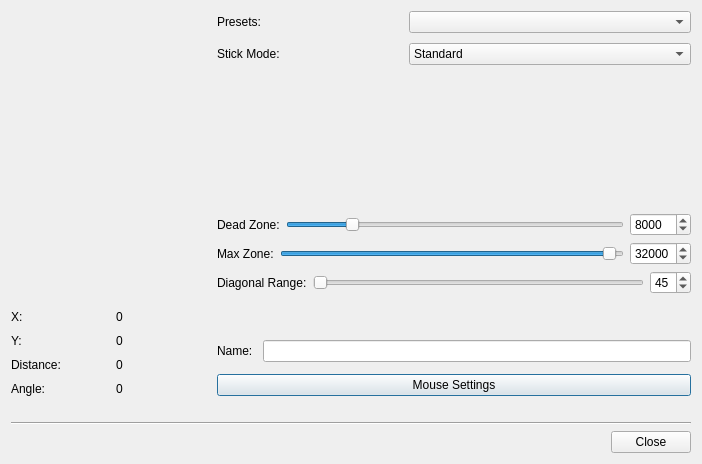
Qt form src/joycontrolstickeditdialog.ui (AntiMicroX/antimicrox) before a commit.
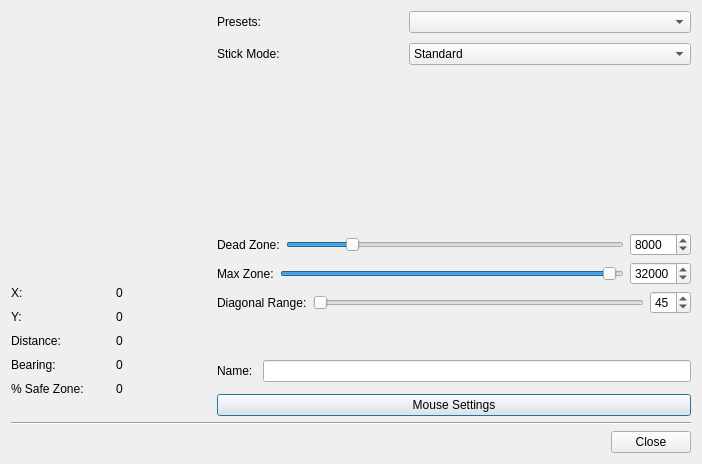
The same form after that commit. Icons and pictures are not drawn. Custom widgets are drawn as their Qt base class.

Commit message: Add display for sticks showing distance within safe zone

```diff
--- a/src/joycontrolstickeditdialog.ui
+++ b/src/joycontrolstickeditdialog.ui
@@ -37,12 +37,9 @@
   </property>
   <layout class="QVBoxLayout" name="verticalLayout_5">
    <item>
-    <layout class="QHBoxLayout" name="horizontalLayout_9">
+    <layout class="QHBoxLayout" name="horizontalLayout_10">
      <item>
       <layout class="QVBoxLayout" name="verticalLayout_3">
-       <property name="spacing">
-        <number>20</number>
-       </property>
        <item>
         <widget class="JoyControlStickStatusBox" name="stickStatusBoxWidget" native="true">
          <property name="sizePolicy">
@@ -199,7 +196,7 @@
               </sizepolicy>
              </property>
              <property name="text">
-              <string>Angle:</string>
+              <string>Bearing:</string>
              </property>
             </widget>
            </item>
@@ -218,8 +215,54 @@
            </item>
           </layout>
          </item>
+         <item>
+          <layout class="QHBoxLayout" name="horizontalLayout_9">
+           <item>
+            <widget class="QLabel" name="fromSafeZoneLabel">
+             <property name="sizePolicy">
+              <sizepolicy hsizetype="Preferred" vsizetype="Fixed">
+               <horstretch>0</horstretch>
+               <verstretch>0</verstretch>
+              </sizepolicy>
+             </property>
+             <property name="text">
+              <string>% Safe Zone:</string>
+             </property>
+            </widget>
+           </item>
+           <item>
+            <widget class="QLabel" name="fromSafeZoneValueLabel">
+             <property name="sizePolicy">
+              <sizepolicy hsizetype="Preferred" vsizetype="Fixed">
+               <horstretch>0</horstretch>
+               <verstretch>0</verstretch>
+              </sizepolicy>
+             </property>
+             <property name="text">
+              <string>0</string>
+             </property>
+            </widget>
+           </item>
+          </layout>
+         </item>
         </layout>
        </item>
+       <item>
+        <spacer name="verticalSpacer_4">
+         <property name="orientation">
+          <enum>Qt::Vertical</enum>
+         </property>
+         <property name="sizeType">
+          <enum>QSizePolicy::Fixed</enum>
+         </property>
+         <property name="sizeHint" stdset="0">
+          <size>
+           <width>20</width>
+           <height>20</height>
+          </size>
+         </property>
+        </spacer>
+       </item>
       </layout>
      </item>
      <item>
@@ -546,22 +589,6 @@
      </item>
     </layout>
    </item>
-   <item>
-    <spacer name="verticalSpacer_4">
-     <property name="orientation">
-      <enum>Qt::Vertical</enum>
-     </property>
-     <property name="sizeType">
-      <enum>QSizePolicy::Fixed</enum>
-     </property>
-     <property name="sizeHint" stdset="0">
-      <size>
-       <width>20</width>
-       <height>20</height>
-      </size>
-     </property>
-    </spacer>
-   </item>
    <item>
     <widget class="Line" name="line">
      <property name="orientation">
```
Left out of the diff: 2 changed lines with no effect on the pictures. The commit also changes 1 other file.
